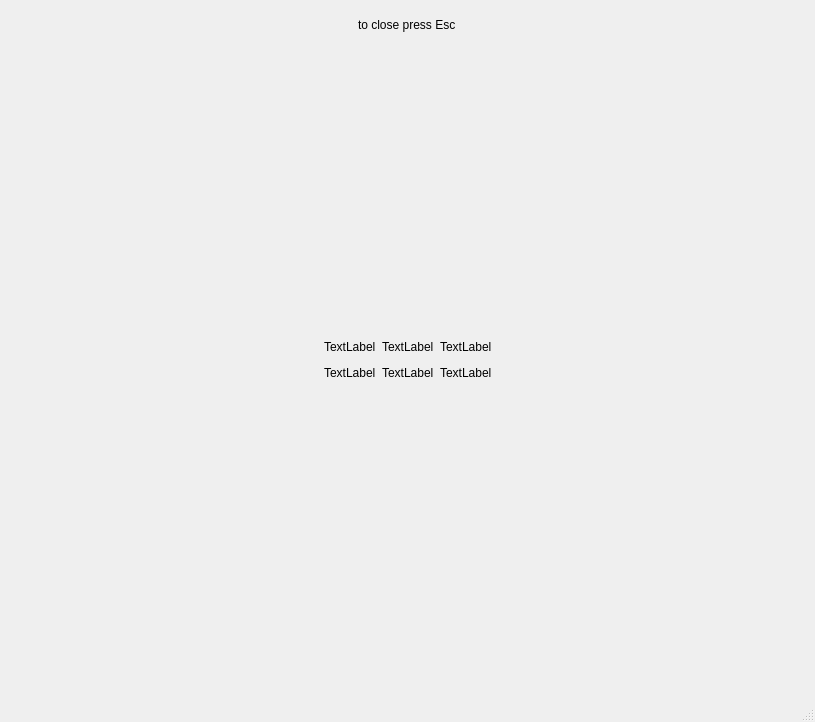
Old version of the form app_GUI.ui in the repository hgolebi/Photo_Gallery_Maker.
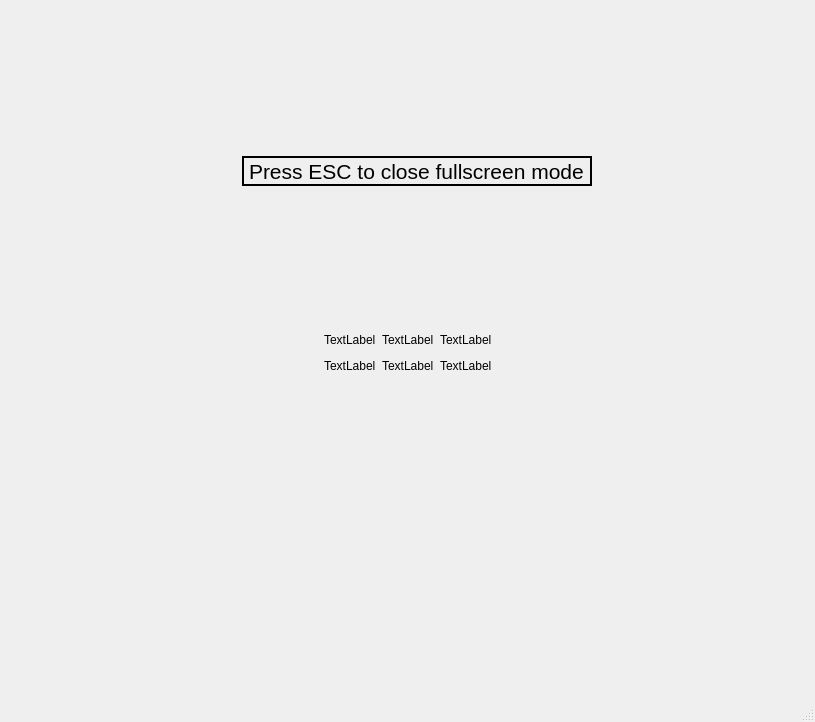
New version of the form. Icons and pictures are not drawn.

Commit message: added waiting page, small improvments in code and documentation

The edit to the form file:
```diff
--- a/app_GUI.ui
+++ b/app_GUI.ui
@@ -615,13 +615,8 @@
       </widget>
       <widget class="QWidget" name="stackPage3">
        <layout class="QVBoxLayout" name="verticalLayout_9">
-        <item alignment="Qt::AlignHCenter">
-         <widget class="QLabel" name="message">
-          <property name="text">
-           <string>to close press Esc</string>
-          </property>
-         </widget>
-        </item>
+        <item>
+         <layout class="QHBoxLayout" name="horizontalLayout_2">
         <item>
          <spacer name="verticalSpacer_6">
           <property name="orientation">
@@ -635,6 +630,41 @@
           </property>
          </spacer>
         </item>
+          <item alignment="Qt::AlignHCenter|Qt::AlignVCenter">
+           <widget class="QLabel" name="popMessage">
+            <property name="sizePolicy">
+             <sizepolicy hsizetype="Preferred" vsizetype="Fixed">
+              <horstretch>0</horstretch>
+              <verstretch>0</verstretch>
+             </sizepolicy>
+            </property>
+            <property name="minimumSize">
+             <size>
+              <width>0</width>
+              <height>30</height>
+             </size>
+            </property>
+            <property name="maximumSize">
+             <size>
+              <width>16777215</width>
+              <height>30</height>
+             </size>
+            </property>
+            <property name="font">
+             <font>
+              <pointsize>16</pointsize>
+             </font>
+            </property>
+            <property name="frameShape">
+             <enum>QFrame::WinPanel</enum>
+            </property>
+            <property name="text">
+             <string>Press ESC to close fullscreen mode</string>
+            </property>
+           </widget>
+          </item>
+         </layout>
+        </item>
         <item>
          <layout class="QHBoxLayout" name="horizontalLayout_5">
           <item>
```
Left out of the diff: 29 changed lines with no effect on the pictures. Lines whose indentation alone changed are shown as unchanged. The commit also changes 2 other files.
